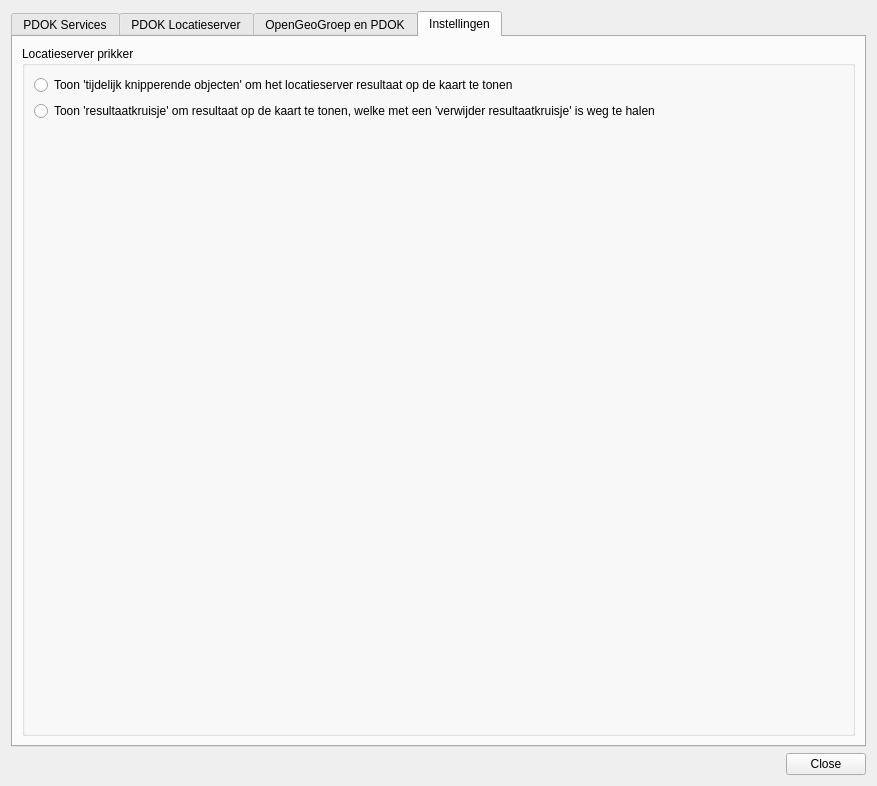
SimeonVutov/pdokservicesplugin, file pdokservicesplugin/pdokservicesplugindialog.ui: the form before one commit.
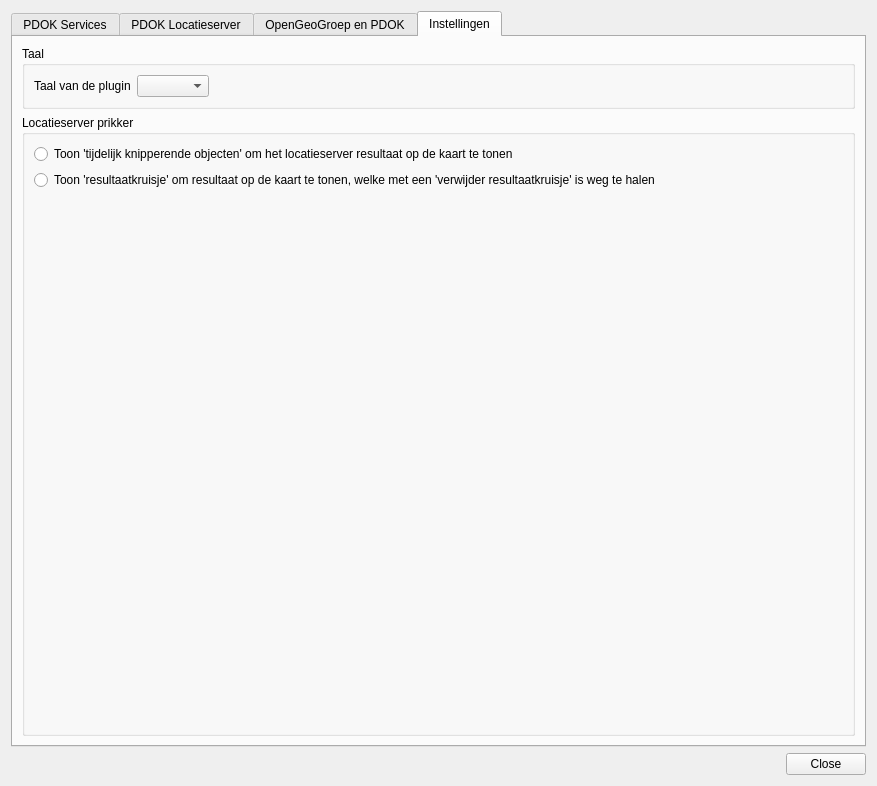
The form after the commit. The open tabs and pages were chosen to show the change.

Commit message: feat: add a language switch that retranslates the running plugin

```diff
--- a/pdokservicesplugin/pdokservicesplugindialog.ui
+++ b/pdokservicesplugin/pdokservicesplugindialog.ui
@@ -361,6 +361,38 @@
       </attribute>
       <layout class="QGridLayout" name="gridLayout">
        <item row="0" column="0">
+        <widget class="QGroupBox" name="language_groupbox">
+         <property name="title">
+          <string>Taal</string>
+         </property>
+         <layout class="QHBoxLayout" name="gridLayout_7">
+          <item>
+           <widget class="QLabel" name="language_label">
+            <property name="text">
+             <string>Taal van de plugin</string>
+            </property>
+           </widget>
+          </item>
+          <item>
+           <widget class="QComboBox" name="language_combo"/>
+          </item>
+          <item>
+           <spacer name="horizontalSpacerLanguage">
+            <property name="orientation">
+             <enum>Qt::Horizontal</enum>
+            </property>
+            <property name="sizeHint" stdset="0">
+             <size>
+              <width>40</width>
+              <height>20</height>
+             </size>
+            </property>
+           </spacer>
+          </item>
+         </layout>
+        </widget>
+       </item>
+       <item row="1" column="0">
         <widget class="QGroupBox" name="groupBox">
          <property name="title">
           <string>Locatieserver prikker</string>
```
The commit also changes 1 other file.
